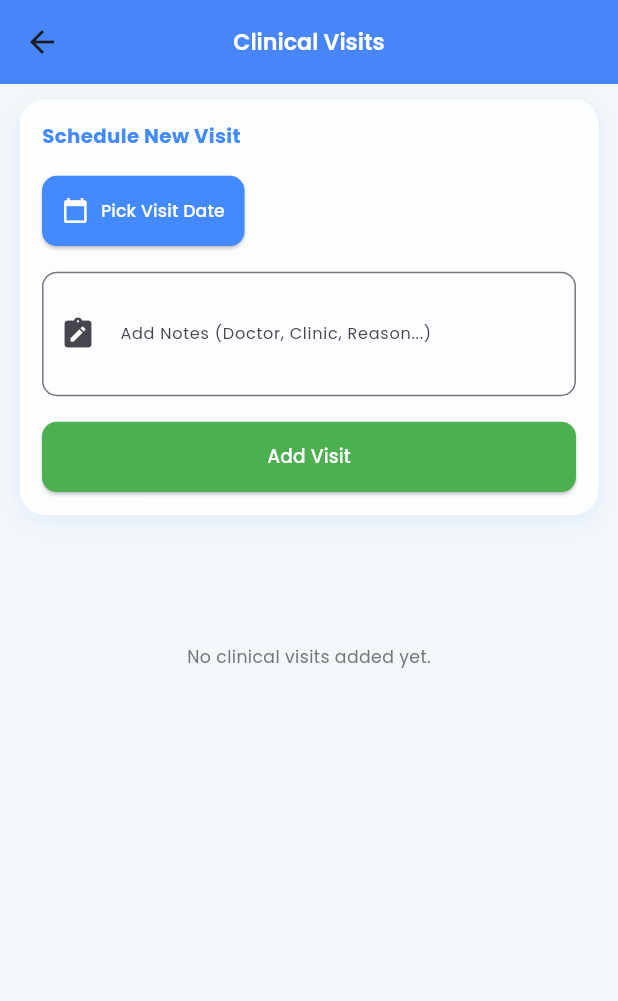
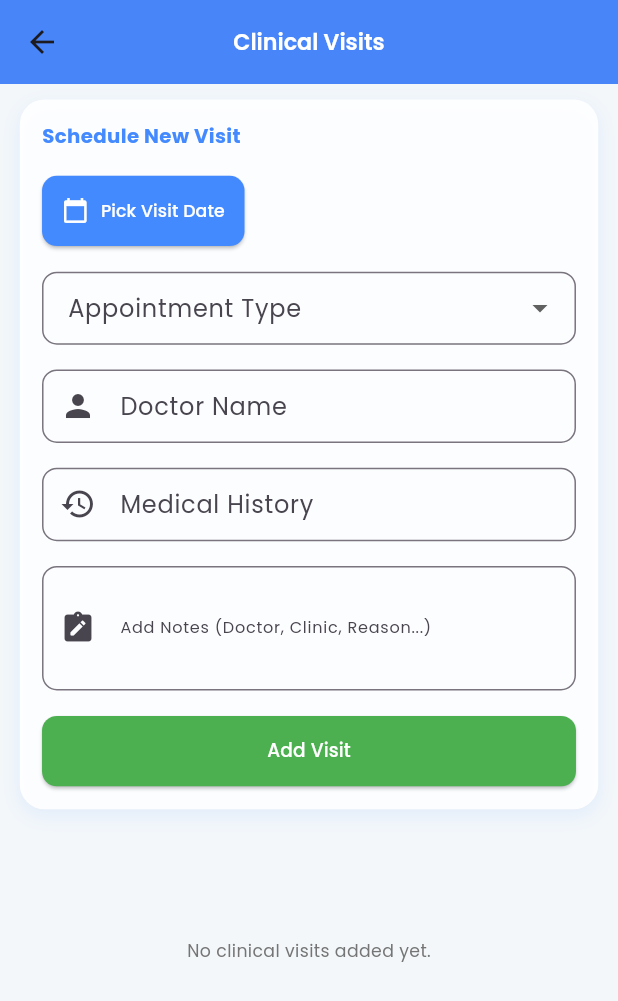
Before and after one commit to riyasklb/Alaram_Clock, a Flutter app: the ClinicalVisitScreen screen opened directly, on a phone screen of 412 x 824 dp. Shown: the top 1001 px of the screen. Run offline on Flutter 3.47's test engine with Material 3 defaults, Android fonts, the phone set to English and light mode, and no system bars; our stand-ins replace animate_do, delightful_toast, fl_chart, flutter_local_notifications, flutter_screenutil, get and 8 more; accounts and stored records are empty.

Commit message:
some delets,clinvisit modification

```diff
--- a/lib/views/clinic_visit/clinic_visit_screen.dart
+++ b/lib/views/clinic_visit/clinic_visit_screen.dart
@@ -1,4 +1,3 @@
-import 'package:alaram/tools/constans/color.dart';
 import 'package:flutter/material.dart';
 import 'package:google_fonts/google_fonts.dart';
 import 'package:intl/intl.dart';
@@ -14,7 +13,13 @@ class ClinicalVisitScreen extends StatefulWidget {
 
 class _ClinicalVisitScreenState extends State<ClinicalVisitScreen> {
   final TextEditingController _noteController = TextEditingController();
+  final TextEditingController _doctorController = TextEditingController();
+  final TextEditingController _medicalHistoryController = TextEditingController();
+  final TextEditingController _extraDetailsController = TextEditingController();
+
   DateTime? _selectedDate;
+  String? _selectedAppointmentType;
+
   List<Map<String, dynamic>> visits = [];
 
   @override
@@ -24,7 +29,11 @@ class _ClinicalVisitScreenState extends State<ClinicalVisitScreen> {
       appBar: AppBar(
         title: Text(
           'Clinical Visits',
-          style: GoogleFonts.poppins(fontSize: 18.sp, fontWeight: FontWeight.w600,color: kwhite),
+          style: GoogleFonts.poppins(
+            fontSize: 18.sp,
+            fontWeight: FontWeight.w600,
+            color: Colors.white,
+          ),
         ),
         centerTitle: true,
         backgroundColor: Colors.blueAccent,
@@ -70,9 +79,11 @@ class _ClinicalVisitScreenState extends State<ClinicalVisitScreen> {
             ),
           ),
           SizedBox(height: 16.h),
+
+          // Date Picker
           ElevatedButton.icon(
             onPressed: _pickDate,
-            icon: const Icon(Icons.calendar_today,color: Colors.white,),
+            icon: const Icon(Icons.calendar_today, color: Colors.white),
             label: Text(
               _selectedDate == null
                   ? 'Pick Visit Date'
@@ -89,6 +100,54 @@ class _ClinicalVisitScreenState extends State<ClinicalVisitScreen> {
             ),
           ),
           SizedBox(height: 16.h),
+
+          // Appointment Type Dropdown
+          DropdownButtonFormField<String>(
+            value: _selectedAppointmentType,
+            items: ['GP', 'Hospital', 'Others']
+                .map((type) => DropdownMenuItem(
+                      value: type,
+                      child: Text(type),
+                    ))
+                .toList(),
+            onChanged: (val) => setState(() => _selectedAppointmentType = val),
+            decoration: InputDecoration(
+              labelText: 'Appointment Type',
+              border: OutlineInputBorder(
+                borderRadius: BorderRadius.circular(12.r),
+              ),
+              contentPadding: EdgeInsets.symmetric(horizontal: 16.w, vertical: 12.h),
+            ),
+          ),
+          SizedBox(height: 16.h),
+
+          // Doctor Name
+          TextField(
+            controller: _doctorController,
+            style: GoogleFonts.poppins(fontSize: 14.sp),
+            decoration: InputDecoration(
+              labelText: 'Doctor Name',
+              border: OutlineInputBorder(borderRadius: BorderRadius.circular(12.r)),
+              prefixIcon: Icon(Icons.person),
+            ),
+          ),
+          SizedBox(height: 16.h),
+
+          // Medical History
+          TextField(
+            controller: _medicalHistoryController,
+            style: GoogleFonts.poppins(fontSize: 14.sp),
+            decoration: InputDecoration(
+              labelText: 'Medical History',
+              border: OutlineInputBorder(borderRadius: BorderRadius.circular(12.r)),
+              prefixIcon: Icon(Icons.history),
+            ),
+          ),
+          SizedBox(height: 16.h),
+
+          // Additional Details
+
+          // Notes
           TextField(
             controller: _noteController,
             maxLines: 3,
@@ -101,6 +160,8 @@ class _ClinicalVisitScreenState extends State<ClinicalVisitScreen> {
             ),
           ),
           SizedBox(height: 16.h),
+
+          // Submit Button
           SizedBox(
             width: double.infinity,
             child: ElevatedButton(
@@ -157,7 +218,10 @@ class _ClinicalVisitScreenState extends State<ClinicalVisitScreen> {
               ),
             ],
           ),
-          child: ListTile(
+          child: Column(
+            crossAxisAlignment: CrossAxisAlignment.start,
+            children: [
+              ListTile(
                 contentPadding: EdgeInsets.zero,
                 leading: Icon(Icons.local_hospital_rounded,
                     size: 28.sp, color: Colors.blueAccent),
@@ -181,8 +245,31 @@ class _ClinicalVisitScreenState extends State<ClinicalVisitScreen> {
                   },
                 ),
               ),
+              SizedBox(height: 4.h),
+              if (visit['appointmentType'] != null)
+                _infoRow('Type', visit['appointmentType']),
+              if (visit['doctorName'] != null && visit['doctorName'].isNotEmpty)
+                _infoRow('Doctor', visit['doctorName']),
+              if (visit['history'] != null && visit['history'].isNotEmpty)
+                _infoRow('History', visit['history']),
+              if (visit['extra'] != null && visit['extra'].isNotEmpty)
+                _infoRow('Details', visit['extra']),
+            ],
+          ),
         );
       },
+    );
+  }
+
+  Widget _infoRow(String title, String value) {
+    return Padding(
+      padding: EdgeInsets.symmetric(vertical: 2.h),
+      child: Row(
+        children: [
+          Text('$title: ', style: GoogleFonts.poppins(fontWeight: FontWeight.w500)),
+          Expanded(child: Text(value, style: GoogleFonts.poppins())),
+        ],
+      ),
     );
   }
 
@@ -201,10 +288,12 @@ class _ClinicalVisitScreenState extends State<ClinicalVisitScreen> {
   }
 
   void _addVisit() {
-    if (_selectedDate == null || _noteController.text.trim().isEmpty) {
+    if (_selectedDate == null ||
+        _noteController.text.trim().isEmpty ||
+        _selectedAppointmentType == null) {
       Get.snackbar(
         'Missing Info',
-        'Please select a date and enter notes',
+        'Please fill in all required fields',
         backgroundColor: Colors.redAccent,
         colorText: Colors.white,
         snackPosition: SnackPosition.BOTTOM,
@@ -217,9 +306,18 @@ class _ClinicalVisitScreenState extends State<ClinicalVisitScreen> {
       visits.add({
         'date': _selectedDate!,
         'notes': _noteController.text.trim(),
+        'appointmentType': _selectedAppointmentType,
+        'doctorName': _doctorController.text.trim(),
+        'history': _medicalHistoryController.text.trim(),
+        'extra': _extraDetailsController.text.trim(),
       });
+
       _selectedDate = null;
+      _selectedAppointmentType = null;
       _noteController.clear();
+      _doctorController.clear();
+      _medicalHistoryController.clear();
+      _extraDetailsController.clear();
     });
 
     Get.snackbar(
--- a/lib/views/splash/splash_screen.dart
+++ b/lib/views/splash/splash_screen.dart
@@ -1,4 +1,4 @@
-import 'package:alaram/tools/dummy/dummy_initial_screen.dart';
+
 import 'package:alaram/views/auth/register_screen.dart';
 import 'package:alaram/views/home/home_screen.dart';
 import 'package:flutter/material.dart';
```
Also changed, not shown: lib/tools/dummy/dummy_initial_screen.dart (deleted, +0 -280 lines), lib/views/bottum_nav/bottum_nav_bar.dart (deleted, +0 -109 lines), lib/views/callender/today/test.dart (deleted, +0 -59 lines), lib/views/daily_activity_updation/daily_actitivity_sleep_update_screen.dart (+11 -11 lines), lib/views/set_goals/data.dart (deleted, +0 -73 lines). Lines whose indentation alone changed are shown as unchanged.
